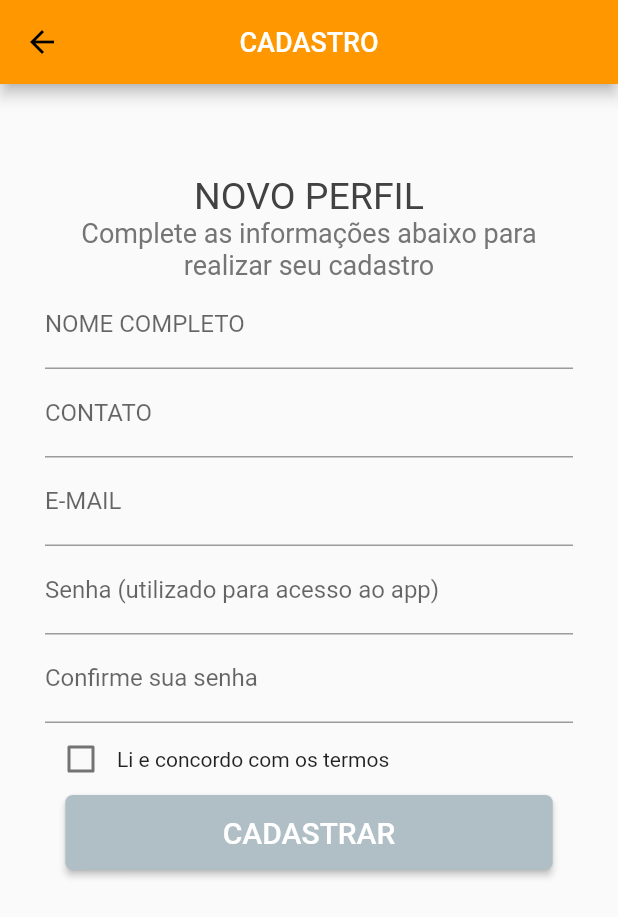
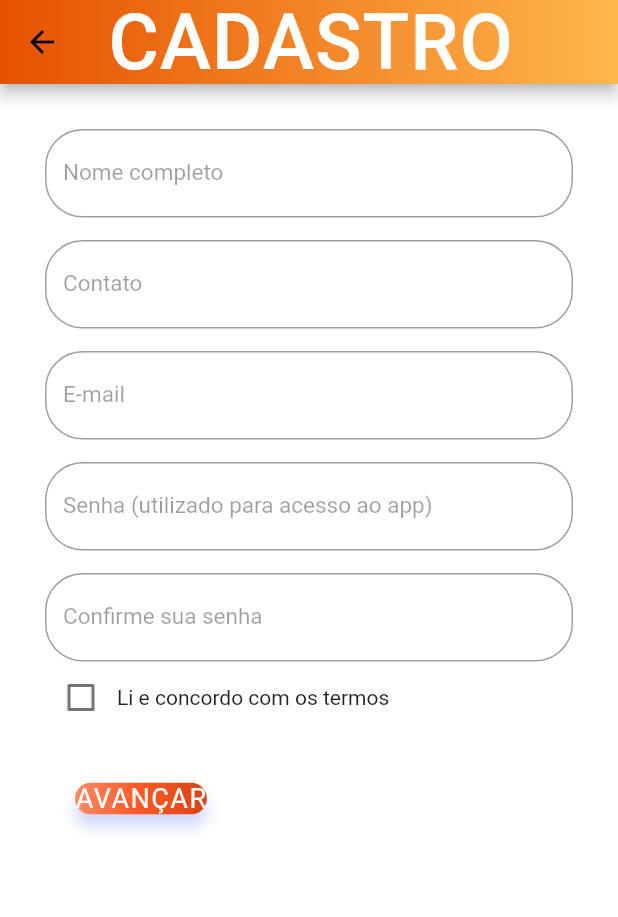
Before and after one commit to matheusplannerer/ofertas, a Flutter app: the CadastroPage screen opened directly, on a phone screen of 412 x 824 dp. Shown: the top 917 px of the screen. Run offline on Flutter 3.47's test engine with Material 2 defaults, Android fonts, the phone set to English and light mode, and no system bars; our stand-ins replace auto_size_text, cloud_firestore, datetime_picker_formfield, dio, firebase_auth, firebase_storage and 4 more; missing offline and left inert: flutter_webview_plugin, load; accounts and stored records are empty; Roboto replaces fonts that are missing (Poppins-Bold).

Commit message:
Parte visual de um monte de coisas
É isso mesmo que vc ouviu sua vadia

```diff
--- a/lib/main.dart
+++ b/lib/main.dart
@@ -51,7 +51,7 @@ class MyApp extends StatelessWidget {
             buttonColor: Colors.blueGrey[300]),
 
       ),
-      home: Cartaz(),
+      home: Dashboard(),
       // home: Teste(),
     );
   }
--- a/lib/paginas/cadastros/cadastro_page.dart
+++ b/lib/paginas/cadastros/cadastro_page.dart
@@ -5,6 +5,12 @@ import 'package:ofertas/global/global.dart';
 import 'package:ofertas/models/classes_usuarios.dart';
 import 'package:ofertas/paginas/feed/dashboard.dart';
 import 'package:provider/provider.dart';
+
+import 'package:gradient_app_bar/gradient_app_bar.dart';
+import 'package:flutter_screenutil/flutter_screenutil.dart';
+
+
+import '../../global/global.dart';
 
 class CadastroPage extends StatefulWidget {
   @override
@@ -25,33 +31,31 @@ class _CadastroPageState extends State<CadastroPage> {
   Widget build(BuildContext context) {
     var global = Provider.of<Global>(context);
     return Scaffold(
-      appBar: AppBar(
+      backgroundColor: Colors.white,
+      appBar: GradientAppBar(
         title: Text(
-          'CADASTRO',
-          style: TextStyle(fontSize: 18, color: Colors.white),
+          "CADASTRO",
+          style: TextStyle(
+              fontSize: ScreenUtil.getInstance().setSp(45),
+              fontFamily: "Poppins-Bold",
+              color: Colors.white,
+              letterSpacing: .6),
         ),
         centerTitle: true,
+        gradient: LinearGradient(
+          colors: [
+            Colors.orange[900],
+            Colors.orange[300],
+          ],
+        ),
       ),
       body: Container(
-        margin: EdgeInsets.all(30),
+        margin: EdgeInsets.fromLTRB(30, 0, 30, 0),
         child: ListView(
           children: <Widget>[
             Column(
               children: [
                 SizedBox(height: 30),
-                Text(
-                  'NOVO PERFIL',
-                  style: TextStyle(fontSize: 25, color: Colors.grey[800]),
-                ),
-                Wrap(
-                  children: <Widget>[
-                    Text(
-                      'Complete as informações abaixo para realizar seu cadastro',
-                      style: TextStyle(fontSize: 18, color: Colors.grey[600]),
-                      textAlign: TextAlign.center,
-                    ),
-                  ],
-                ),
                 Container(
                   width: MediaQuery.of(context).size.height / 2,
                   child: Form(
@@ -59,44 +63,82 @@ class _CadastroPageState extends State<CadastroPage> {
                     child: Column(
                       children: [
                         TextFormField(
-                          decoration: const InputDecoration(
-                            labelText: 'NOME COMPLETO',
+                          decoration: InputDecoration(
+                          labelStyle:
+                              TextStyle(color: Colors.black38, fontSize: 15),
+                          labelText: 'Nome completo',
+                          fillColor: Colors.white,
+                          border: OutlineInputBorder(
+                            borderRadius: BorderRadius.circular(25.0),
+                            borderSide: BorderSide(),
+                          ),
                           ),
                           onSaved: (String value) {
                             usuario.nome = value.toUpperCase();
                           },
                         ),
+                        SizedBox(height: 15),
                         TextFormField(
-                          decoration: const InputDecoration(
-                            hintText: "(DDD) XXXXX-XXXX",
-                            labelText: 'CONTATO',
+                          decoration: InputDecoration(
+                            labelStyle:
+                              TextStyle(color: Colors.black38, fontSize: 15),
+                          labelText: 'Contato',
+                          hintText: '(DDD) XXXXX-XXXX',
+                          fillColor: Colors.white,
+                          border: OutlineInputBorder(
+                            borderRadius: BorderRadius.circular(25.0),
+                            borderSide: BorderSide(),
+                          ),
                           ),
                           onSaved: (String value) {
                             usuario.celular = value.toLowerCase();
                           },
                         ),
+                        SizedBox(height: 15),
                         TextFormField(
-                          decoration: const InputDecoration(
-                            labelText: 'E-MAIL',
+                          decoration: InputDecoration(
+                            labelStyle:
+                              TextStyle(color: Colors.black38, fontSize: 15),
+                          labelText: 'E-mail',
+                          fillColor: Colors.white,
+                          border: OutlineInputBorder(
+                            borderRadius: BorderRadius.circular(25.0),
+                            borderSide: BorderSide(),
+                          ),
                           ),
                           onSaved: (String value) {
                             usuario.email = value.toLowerCase();
                           },
                         ),
+                        SizedBox(height: 15),
                         TextFormField(
                           obscureText: true,
-                          decoration: const InputDecoration(
-                            hintText:
+                          decoration: InputDecoration(
+                            labelStyle:
+                              TextStyle(color: Colors.black38, fontSize: 15),
+                          labelText: 'Senha (utilizado para acesso ao app)',
+                          hintText:
                                 'Mínimo de 6 caracteres e ao menos 1 número',
-                            labelText: 'Senha (utilizado para acesso ao app)',
+                          fillColor: Colors.white,
+                          border: OutlineInputBorder(
+                            borderRadius: BorderRadius.circular(25.0),
+                            borderSide: BorderSide(),
+                          ),
                           ),
                           onSaved: (String value) {
                             usuario.senha = value;
                           },
                         ),
+                        SizedBox(height: 15),
                         TextFormField(
-                          decoration: const InputDecoration(
-                            labelText: 'Confirme sua senha',
+                          decoration: InputDecoration(
+                          labelStyle: TextStyle(color: Colors.black38, fontSize: 15),
+                          labelText: 'Confirme sua senha',
+                          fillColor: Colors.white,
+                          border: OutlineInputBorder(
+                            borderRadius: BorderRadius.circular(25.0),
+                            borderSide: BorderSide(),
+                          ),
                           ),
                           obscureText: true,
                           onSaved: (String value) {
@@ -140,10 +182,39 @@ class _CadastroPageState extends State<CadastroPage> {
                     ),
                   ),
                 ),
-                RaisedButton(
-                  color: Colors.blueGrey[200],
-                  textColor: Colors.white,
-                  onPressed: () async {
+
+             Padding(
+              padding: EdgeInsets.only(left: 20.0, right: 20.0, top: 15.0),
+              child: Column(
+                children: <Widget>[
+                  SizedBox(
+                    height: ScreenUtil.getInstance().setHeight(15),
+                  ),
+
+               Row(
+                    children: <Widget>[
+                      InkWell(
+                        child: Container(
+                            decoration: BoxDecoration(
+                            gradient: LinearGradient(
+                              colors: [
+                                Color(0xFFFF8A65),
+                                Color(0xFFFF5722),
+                                Color(0xFFD84315)
+                              ],
+                            ),
+                            borderRadius: BorderRadius.circular(15.0),
+                            boxShadow: [
+                              BoxShadow(
+                                  color: Color(0xFF6078ea).withOpacity(.3),
+                                  offset: Offset(0.0, 8.0),
+                                  blurRadius: 8.0)
+                            ],
+                          ),
+                          child: Material(
+                            color: Colors.transparent,
+                            child: InkWell(
+                  onTap: () async { // antes era onPressed, não sei se muda algo
                     if (checkbox) {
                       if (formKey.currentState.validate()) {
                         formKey.currentState.save();
@@ -172,15 +243,29 @@ class _CadastroPageState extends State<CadastroPage> {
                       }
                     }
                   },
-                  child: Text(
-                    'CADASTRAR',
-                    style: TextStyle(fontSize: 20),
-                  ),
+                 child: Center(
+                                child: Text(
+                                  "AVANÇAR",
+                                  style: TextStyle(
+                                      color: Colors.white,
+                                      fontFamily: "Poppins-Bold",
+                                      fontSize: 18,
+                                      letterSpacing: 1.0),
+                                ),
                 ),
+                ),
+                          ),
+                        ),
+                        ),
               ],
             ),
           ],
         ),
+        ),
+          ],
+      ),
+          ],
+      ),
       ),
     );
   }
--- a/lib/paginas/feed/dashboard.dart
+++ b/lib/paginas/feed/dashboard.dart
@@ -9,6 +9,7 @@ import 'package:ofertas/paginas/feed/feed_item.dart';
 import 'package:ofertas/paginas/login/entrar.dart';
 import 'package:ofertas/paginas/perfil/perfil_empresa.dart';
 import 'package:ofertas/paginas/perfil/perfil_usuario.dart';
+import 'package:ofertas/paginas/drawer/divulgue_ofertas.dart';
 import 'package:ofertas/shared/styles.dart';
 import 'package:firebase_auth/firebase_auth.dart';
 import 'package:provider/provider.dart';
@@ -77,8 +78,8 @@ class _DashboardState extends State<Dashboard> {
                 title: Text('DIVULGUE SUAS OFERTAS'),
                 trailing: Icon(Icons.new_releases),
                 onTap: ()  {
-                  //  Navigator.push(context,
-                  //       MaterialPageRoute(builder: (context) => CA001()));
+                   Navigator.push(context,
+                        MaterialPageRoute(builder: (context) => Divulgar()));
 
                   //87e913731652b3a AT
                   // dynamic data = {
--- a/lib/paginas/login/entrar.dart
+++ b/lib/paginas/login/entrar.dart
@@ -122,7 +122,7 @@ class _Entrar extends State<Entrar> {
                   ),
                   Container(
                     width: double.infinity,
-                    height: ScreenUtil.getInstance().setHeight(580),
+                    height: ScreenUtil.getInstance().setHeight(420),
                     decoration: BoxDecoration(
                       color: Colors.white,
                       borderRadius: BorderRadius.circular(8.0),
--- a/lib/paginas/teste_cep.dart
+++ b/lib/paginas/teste_cep.dart
@@ -31,7 +31,7 @@ class _TesteCepState extends State<TesteCep> {
         child: Column(
           crossAxisAlignment: CrossAxisAlignment.stretch,
           children: <Widget>[
-            _buildSearchCepTextField(),
+            // _buildSearchCepTextField(),
             _buildSearchCepButton(),
             _buildResultForm()
           ],
```
Also changed, not shown: lib/paginas/cadastros/cadastro_empresa.dart (+17 -11 lines), lib/paginas/drawer/divulgue_ofertas.dart (added, +274 -0 lines), lib/paginas/drawer/entreemcontato.dart (+28 -9 lines), pubspec.lock.
